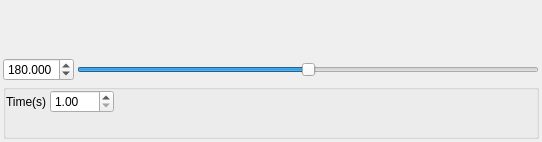
Above: source/wnd/ui/axesknob.ui from ww4u/megarobostudio before the change. Below: the same form after it.
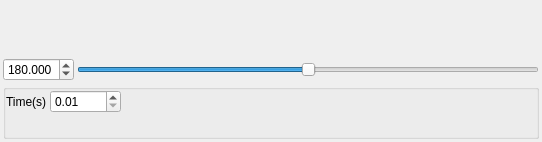
That is the form after the change. Icons and pictures are not drawn. Custom widgets are drawn as their Qt base class.

The edit to the form file:
```diff
--- a/source/wnd/ui/axesknob.ui
+++ b/source/wnd/ui/axesknob.ui
@@ -127,10 +127,10 @@
       <item row="0" column="1">
        <widget class="QDoubleSpinBox" name="spinStepTime">
         <property name="minimum">
-         <double>1.000000000000000</double>
+         <double>0.010000000000000</double>
         </property>
         <property name="maximum">
-         <double>100.000000000000000</double>
+         <double>1000.000000000000000</double>
         </property>
        </widget>
       </item>
```
Left out of the diff: 6 changed lines with no effect on the pictures.
